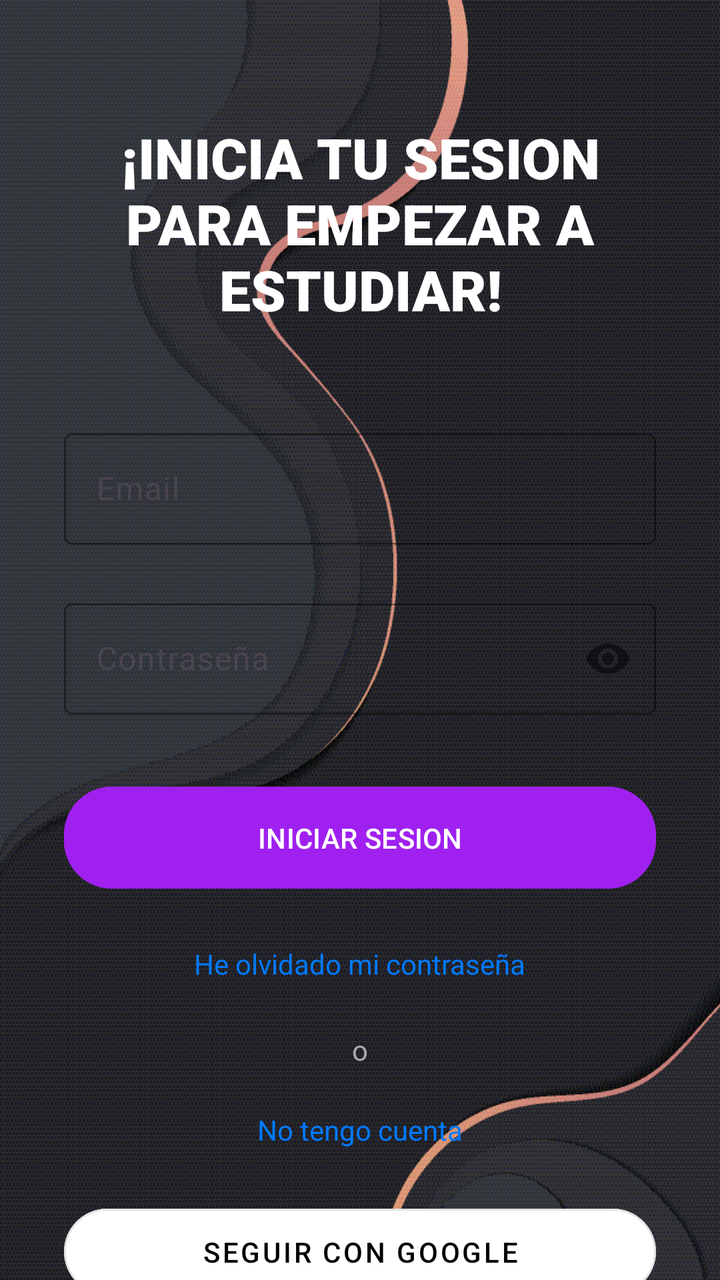
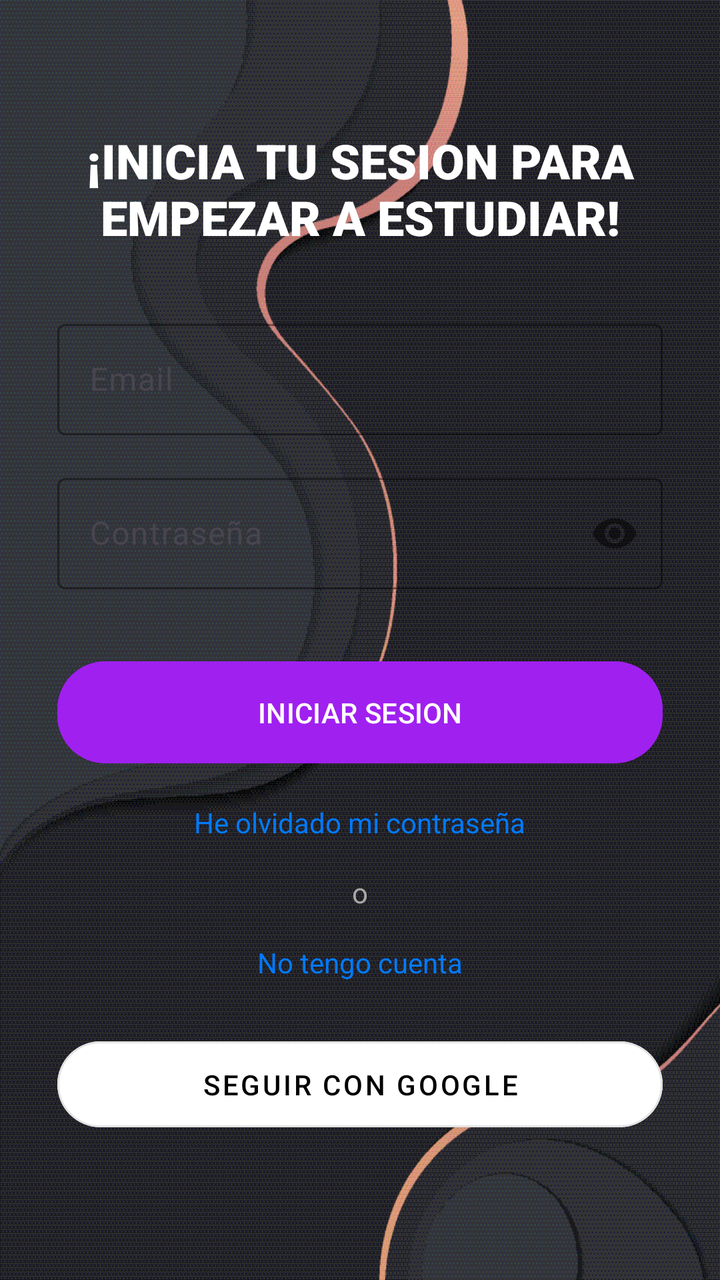

Before-and-after screenshots of an Android layout around one commit, followed by the original layout XML and the change that was made.
<!-- AndroidManifest.xml: application theme Theme.AprendeAprueba -->
<!-- res/layout/activity_login.xml -->
<?xml version="1.0" encoding="utf-8"?>
<androidx.constraintlayout.widget.ConstraintLayout xmlns:android="http://schemas.android.com/apk/res/android"
    xmlns:app="http://schemas.android.com/apk/res-auto"
    xmlns:tools="http://schemas.android.com/tools"
    android:layout_width="match_parent"
    android:layout_height="match_parent"
    android:background="@drawable/fondo"
    tools:context=".activities.LoginActivity">

    <TextView
        android:id="@+id/tvTitle"
        android:layout_width="0dp"
        android:layout_height="wrap_content"
        android:layout_marginStart="32dp"
        android:layout_marginTop="60dp"
        android:layout_marginEnd="32dp"
        android:fontFamily="sans-serif-black"
        android:gravity="center"
        android:text="¡INICIA TU SESION PARA EMPEZAR A ESTUDIAR!"
        android:textColor="@android:color/white"
        android:textSize="28sp"
        android:textStyle="bold"
        app:layout_constraintEnd_toEndOf="parent"
        app:layout_constraintStart_toStartOf="parent"
        app:layout_constraintTop_toTopOf="parent" />

    <com.google.android.material.textfield.TextInputLayout
        android:id="@+id/tilEmail"
        android:layout_width="0dp"
        android:layout_height="wrap_content"
        android:layout_marginStart="32dp"
        android:layout_marginTop="48dp"
        android:layout_marginEnd="32dp"
        app:boxBackgroundMode="outline"
        app:boxStrokeColor="@android:color/white"
        app:hintTextColor="@android:color/white"
        app:layout_constraintTop_toBottomOf="@id/tvTitle"
        app:layout_constraintStart_toStartOf="parent"
        app:layout_constraintEnd_toEndOf="parent">

        <com.google.android.material.textfield.TextInputEditText
            android:id="@+id/etEmail"
            android:layout_width="match_parent"
            android:layout_height="wrap_content"
            android:hint="Email"
            android:inputType="textEmailAddress"
            android:textColor="@android:color/white"/>
    </com.google.android.material.textfield.TextInputLayout>

    <com.google.android.material.textfield.TextInputLayout
        android:id="@+id/tilPassword"
        android:layout_width="0dp"
        android:layout_height="wrap_content"
        android:layout_marginStart="32dp"
        android:layout_marginTop="24dp"
        android:layout_marginEnd="32dp"
        app:boxBackgroundMode="outline"
        app:boxStrokeColor="@android:color/white"
        app:hintTextColor="@android:color/white"
        app:passwordToggleEnabled="true"
        app:layout_constraintTop_toBottomOf="@id/tilEmail"
        app:layout_constraintStart_toStartOf="parent"
        app:layout_constraintEnd_toEndOf="parent">

        <com.google.android.material.textfield.TextInputEditText
            android:id="@+id/etPassword"
            android:layout_width="match_parent"
            android:layout_height="wrap_content"
            android:hint="Contraseña"
            android:inputType="textPassword"
            android:textColor="@android:color/white"/>
    </com.google.android.material.textfield.TextInputLayout>


    <Button
        android:id="@+id/btnLogin"
        android:layout_width="0dp"
        android:layout_height="wrap_content"
        android:layout_marginStart="32dp"
        android:layout_marginTop="32dp"
        android:layout_marginEnd="32dp"
        android:backgroundTint="#A020F0"
        android:paddingTop="16dp"
        android:paddingBottom="16dp"
        android:text="INICIAR SESION"
        android:textColor="@android:color/white"
        app:cornerRadius="24dp"
        app:layout_constraintTop_toBottomOf="@id/tilPassword"
        app:layout_constraintStart_toStartOf="parent"
        app:layout_constraintEnd_toEndOf="parent"/>


    <TextView
        android:id="@+id/tvForgotPassword"
        android:layout_width="wrap_content"
        android:layout_height="wrap_content"
        android:layout_marginTop="24dp"
        android:text="He olvidado mi contraseña"
        android:textColor="#007AFF"
        app:layout_constraintEnd_toEndOf="parent"
        app:layout_constraintStart_toStartOf="parent"
        app:layout_constraintTop_toBottomOf="@+id/btnLogin" />

    <TextView
        android:id="@+id/tvOr"
        android:layout_width="wrap_content"
        android:layout_height="wrap_content"
        android:layout_marginTop="24dp"
        android:text="o"
        android:textColor="#A8A8A8"
        app:layout_constraintEnd_toEndOf="parent"
        app:layout_constraintStart_toStartOf="parent"
        app:layout_constraintTop_toBottomOf="@+id/tvForgotPassword" />


    <TextView
        android:id="@+id/tvRegister"
        android:layout_width="wrap_content"
        android:layout_height="wrap_content"
        android:layout_marginTop="64dp"
        android:text="No tengo cuenta"
        android:textColor="#007AFF"
        app:layout_constraintEnd_toEndOf="parent"
        app:layout_constraintStart_toStartOf="parent"
        app:layout_constraintTop_toBottomOf="@+id/tvForgotPassword" />

    <Button
        android:id="@+id/btnGoogle"
        style="@style/Widget.MaterialComponents.Button.OutlinedButton"
        android:layout_width="0dp"
        android:layout_height="wrap_content"
        android:layout_marginStart="32dp"
        android:layout_marginTop="24dp"
        android:layout_marginEnd="32dp"
        android:paddingTop="12dp"
        android:paddingBottom="12dp"
        android:text="Seguir con google"
        android:textColor="@android:color/black"
        android:backgroundTint="@android:color/white"
        app:layout_constraintEnd_toEndOf="parent"
        app:layout_constraintStart_toStartOf="parent"
        app:layout_constraintTop_toBottomOf="@+id/tvRegister"
        app:cornerRadius="24dp" />

</androidx.constraintlayout.widget.ConstraintLayout>
<!-- resources referenced by this layout -->
<resources>
  <!-- drawable fondo: png bitmap (drawable, 17815 bytes) -->
  <style name="Theme.AprendeAprueba" parent="Theme.Material3.DayNight.NoActionBar">
          <item name="colorPrimary">#A020F0</item>
          <item name="colorOnPrimary">@android:color/white</item>
  
          <item name="colorSurface">#FFFFFF</item>
          <item name="colorOnSurface">#1C1B1F</item>
          <item name="colorSurfaceVariant">#E7E0EC</item>
  
          <item name="listPopupWindowStyle">@style/Widget.Material3.PopupMenu.ListPopupWindow</item>
      </style>
</resources>

<!-- the commit's change to res/layout/activity_login.xml (unified diff, before → after) -->
@@ -7,36 +7,52 @@
     android:background="@drawable/fondo"
     tools:context=".activities.LoginActivity">
 
+    <androidx.constraintlayout.widget.Guideline
+        android:id="@+id/gl_start"
+        android:layout_width="wrap_content"
+        android:layout_height="wrap_content"
+        android:orientation="vertical"
+        app:layout_constraintGuide_percent="0.08" />
+
+    <androidx.constraintlayout.widget.Guideline
+        android:id="@+id/gl_end"
+        android:layout_width="wrap_content"
+        android:layout_height="wrap_content"
+        android:orientation="vertical"
+        app:layout_constraintGuide_percent="0.92" />
+
+    <androidx.constraintlayout.widget.Guideline
+        android:id="@+id/gl_top"
+        android:layout_width="wrap_content"
+        android:layout_height="wrap_content"
+        android:orientation="horizontal"
+        app:layout_constraintGuide_percent="0.1" />
+
     <TextView
         android:id="@+id/tvTitle"
         android:layout_width="0dp"
         android:layout_height="wrap_content"
-        android:layout_marginStart="32dp"
-        android:layout_marginTop="60dp"
-        android:layout_marginEnd="32dp"
         android:fontFamily="sans-serif-black"
         android:gravity="center"
         android:text="¡INICIA TU SESION PARA EMPEZAR A ESTUDIAR!"
         android:textColor="@android:color/white"
-        android:textSize="28sp"
+        android:textSize="24sp"
         android:textStyle="bold"
-        app:layout_constraintEnd_toEndOf="parent"
-        app:layout_constraintStart_toStartOf="parent"
-        app:layout_constraintTop_toTopOf="parent" />
+        app:layout_constraintEnd_toEndOf="@id/gl_end"
+        app:layout_constraintStart_toStartOf="@id/gl_start"
+        app:layout_constraintTop_toTopOf="@id/gl_top" />
 
     <com.google.android.material.textfield.TextInputLayout
         android:id="@+id/tilEmail"
         android:layout_width="0dp"
         android:layout_height="wrap_content"
-        android:layout_marginStart="32dp"
-        android:layout_marginTop="48dp"
-        android:layout_marginEnd="32dp"
+        android:layout_marginTop="32dp"
         app:boxBackgroundMode="outline"
         app:boxStrokeColor="@android:color/white"
         app:hintTextColor="@android:color/white"
-        app:layout_constraintTop_toBottomOf="@id/tvTitle"
-        app:layout_constraintStart_toStartOf="parent"
-        app:layout_constraintEnd_toEndOf="parent">
+        app:layout_constraintEnd_toEndOf="@id/gl_end"
+        app:layout_constraintStart_toStartOf="@id/gl_start"
+        app:layout_constraintTop_toBottomOf="@id/tvTitle">
 
         <com.google.android.material.textfield.TextInputEditText
             android:id="@+id/etEmail"
@@ -44,23 +60,21 @@
             android:layout_height="wrap_content"
             android:hint="Email"
             android:inputType="textEmailAddress"
-            android:textColor="@android:color/white"/>
+            android:textColor="@android:color/white" />
     </com.google.android.material.textfield.TextInputLayout>
 
     <com.google.android.material.textfield.TextInputLayout
         android:id="@+id/tilPassword"
         android:layout_width="0dp"
         android:layout_height="wrap_content"
-        android:layout_marginStart="32dp"
-        android:layout_marginTop="24dp"
-        android:layout_marginEnd="32dp"
+        android:layout_marginTop="16dp"
         app:boxBackgroundMode="outline"
         app:boxStrokeColor="@android:color/white"
         app:hintTextColor="@android:color/white"
         app:passwordToggleEnabled="true"
-        app:layout_constraintTop_toBottomOf="@id/tilEmail"
-        app:layout_constraintStart_toStartOf="parent"
-        app:layout_constraintEnd_toEndOf="parent">
+        app:layout_constraintEnd_toEndOf="@id/gl_end"
+        app:layout_constraintStart_toStartOf="@id/gl_start"
+        app:layout_constraintTop_toBottomOf="@id/tilEmail">
 
         <com.google.android.material.textfield.TextInputEditText
             android:id="@+id/etPassword"
@@ -68,7 +82,7 @@
             android:layout_height="wrap_content"
             android:hint="Contraseña"
             android:inputType="textPassword"
-            android:textColor="@android:color/white"/>
+            android:textColor="@android:color/white" />
     </com.google.android.material.textfield.TextInputLayout>
 
 
@@ -76,40 +90,38 @@
         android:id="@+id/btnLogin"
         android:layout_width="0dp"
         android:layout_height="wrap_content"
-        android:layout_marginStart="32dp"
         android:layout_marginTop="32dp"
-        android:layout_marginEnd="32dp"
         android:backgroundTint="#A020F0"
         android:paddingTop="16dp"
         android:paddingBottom="16dp"
         android:text="INICIAR SESION"
         android:textColor="@android:color/white"
         app:cornerRadius="24dp"
-        app:layout_constraintTop_toBottomOf="@id/tilPassword"
-        app:layout_constraintStart_toStartOf="parent"
-        app:layout_constraintEnd_toEndOf="parent"/>
+        app:layout_constraintEnd_toEndOf="@id/gl_end"
+        app:layout_constraintStart_toStartOf="@id/gl_start"
+        app:layout_constraintTop_toBottomOf="@id/tilPassword" />
 
 
     <TextView
         android:id="@+id/tvForgotPassword"
         android:layout_width="wrap_content"
         android:layout_height="wrap_content"
-        android:layout_marginTop="24dp"
+        android:layout_marginTop="16dp"
         android:text="He olvidado mi contraseña"
         android:textColor="#007AFF"
-        app:layout_constraintEnd_toEndOf="parent"
-        app:layout_constraintStart_toStartOf="parent"
+        app:layout_constraintEnd_toEndOf="@id/gl_end"
+        app:layout_constraintStart_toStartOf="@id/gl_start"
         app:layout_constraintTop_toBottomOf="@+id/btnLogin" />
 
     <TextView
         android:id="@+id/tvOr"
         android:layout_width="wrap_content"
         android:layout_height="wrap_content"
-        android:layout_marginTop="24dp"
+        android:layout_marginTop="16dp"
         android:text="o"
         android:textColor="#A8A8A8"
-        app:layout_constraintEnd_toEndOf="parent"
-        app:layout_constraintStart_toStartOf="parent"
+        app:layout_constraintEnd_toEndOf="@id/gl_end"
+        app:layout_constraintStart_toStartOf="@id/gl_start"
         app:layout_constraintTop_toBottomOf="@+id/tvForgotPassword" />
 
 
@@ -117,29 +129,27 @@
         android:id="@+id/tvRegister"
         android:layout_width="wrap_content"
         android:layout_height="wrap_content"
-        android:layout_marginTop="64dp"
+        android:layout_marginTop="16dp"
         android:text="No tengo cuenta"
         android:textColor="#007AFF"
-        app:layout_constraintEnd_toEndOf="parent"
-        app:layout_constraintStart_toStartOf="parent"
-        app:layout_constraintTop_toBottomOf="@+id/tvForgotPassword" />
+        app:layout_constraintEnd_toEndOf="@id/gl_end"
+        app:layout_constraintStart_toStartOf="@id/gl_start"
+        app:layout_constraintTop_toBottomOf="@+id/tvOr" />
 
     <Button
         android:id="@+id/btnGoogle"
         style="@style/Widget.MaterialComponents.Button.OutlinedButton"
         android:layout_width="0dp"
         android:layout_height="wrap_content"
-        android:layout_marginStart="32dp"
         android:layout_marginTop="24dp"
-        android:layout_marginEnd="32dp"
+        android:backgroundTint="@android:color/white"
         android:paddingTop="12dp"
         android:paddingBottom="12dp"
         android:text="Seguir con google"
         android:textColor="@android:color/black"
-        android:backgroundTint="@android:color/white"
-        app:layout_constraintEnd_toEndOf="parent"
-        app:layout_constraintStart_toStartOf="parent"
-        app:layout_constraintTop_toBottomOf="@+id/tvRegister"
-        app:cornerRadius="24dp" />
+        app:cornerRadius="24dp"
+        app:layout_constraintEnd_toEndOf="@id/gl_end"
+        app:layout_constraintStart_toStartOf="@id/gl_start"
+        app:layout_constraintTop_toBottomOf="@+id/tvRegister" />
 
 </androidx.constraintlayout.widget.ConstraintLayout>
